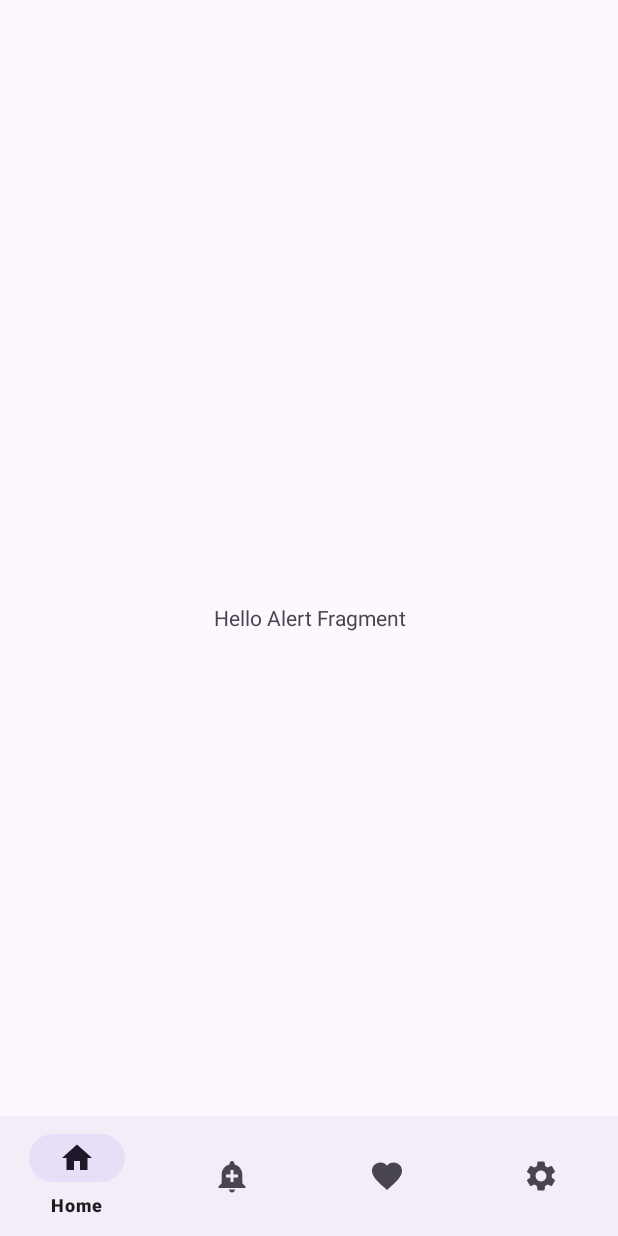
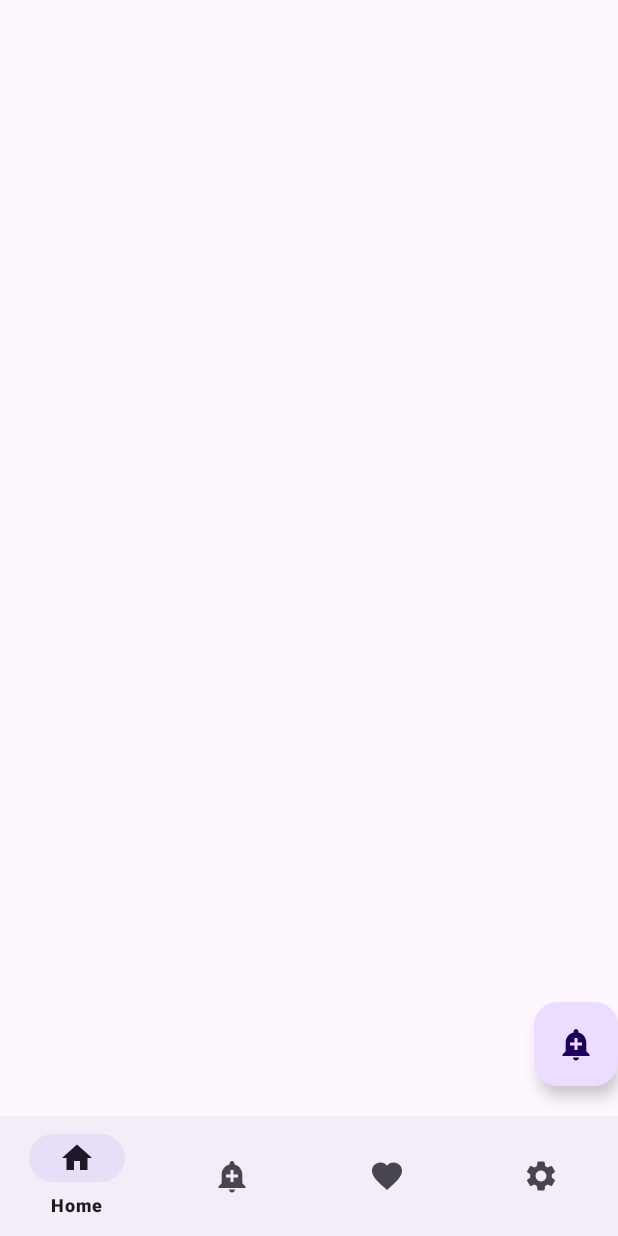
Before and after one commit to mohamedallam01/WeatherWise, an Android app: the AlertFragment screen opened through its navigation route, on a phone screen of 412 x 824 dp. Run offline under Robolectric (Android 15) with nearby library versions, the light colour scheme and no system bars; our stand-ins replace navigation-ui; pictures from the network do not load.

Commit message:
initialize alert notification

```diff
--- a/app/src/main/java/com/example/weatherwise/MainActivity.kt
+++ b/app/src/main/java/com/example/weatherwise/MainActivity.kt
@@ -17,14 +17,10 @@ import androidx.navigation.NavController
 import androidx.navigation.NavOptions
 import androidx.navigation.Navigation
 import androidx.navigation.ui.NavigationUI
-import com.example.weatherwise.alert.AlertFragment
-import com.example.weatherwise.favorite.FavoriteFragment
-import com.example.weatherwise.home.view.HomeFragment
 import com.example.weatherwise.home.viewmodel.HomeViewModel
 import com.example.weatherwise.home.viewmodel.HomeViewModelFactory
 import com.example.weatherwise.model.WeatherRepoImpl
 import com.example.weatherwise.network.WeatherRemoteDataSourceImpl
-import com.example.weatherwise.settings.SettingsFragment
 import com.google.android.material.bottomnavigation.BottomNavigationView
 
 const val REQUEST_LOCATION_CODE = 2005
--- a/app/src/main/java/com/example/weatherwise/alert/AlertFragment.kt
+++ /dev/null
@@ -1,38 +0,0 @@
-package com.example.weatherwise.alert
-
-import android.os.Bundle
-import androidx.fragment.app.Fragment
-import android.view.LayoutInflater
-import android.view.View
-import android.view.ViewGroup
-import com.example.weatherwise.R
-
-// TODO: Rename parameter arguments, choose names that match
-// the fragment initialization parameters, e.g. ARG_ITEM_NUMBER
-private const val ARG_PARAM1 = "param1"
-private const val ARG_PARAM2 = "param2"
-
-class AlertFragment : Fragment() {
-
-
-    override fun onCreate(savedInstanceState: Bundle?) {
-        super.onCreate(savedInstanceState)
-
-
-    }
-
-    override fun onCreateView(
-        inflater: LayoutInflater, container: ViewGroup?,
-        savedInstanceState: Bundle?
-    ): View? {
-        // Inflate the layout for this fragment
-        return inflater.inflate(R.layout.fragment_alert, container, false)
-    }
-
-    override fun onViewCreated(view: View, savedInstanceState: Bundle?) {
-        super.onViewCreated(view, savedInstanceState)
-    }
-
-
-
-}
--- /dev/null
+++ b/app/src/main/java/com/example/weatherwise/alert/view/AlertAdapter.kt
@@ -0,0 +1,4 @@
+package com.example.weatherwise.alert.view
+
+class AlertAdapter {
+}
--- /dev/null
+++ b/app/src/main/java/com/example/weatherwise/alert/view/AlertFragment.kt
@@ -0,0 +1,164 @@
+package com.example.weatherwise.alert.view
+
+import android.app.AlarmManager
+import android.app.DatePickerDialog
+import android.app.NotificationChannel
+import android.app.NotificationManager
+import android.app.PendingIntent
+import android.app.TimePickerDialog
+import android.content.Context
+import android.content.Intent
+import android.os.Build
+import android.os.Bundle
+import android.util.Log
+import android.view.LayoutInflater
+import android.view.View
+import android.view.ViewGroup
+import android.widget.DatePicker
+import android.widget.TimePicker
+import androidx.fragment.app.Fragment
+import com.example.weatherwise.R
+import com.example.weatherwise.alert.CHANNEL_ID
+import com.example.weatherwise.alert.NOTIFICATION_ID
+import com.example.weatherwise.alert.NotificationReceiver
+import com.example.weatherwise.alert.TIME_IN_MILLIS
+import com.google.android.material.floatingactionbutton.FloatingActionButton
+import java.text.SimpleDateFormat
+import java.util.Calendar
+import java.util.Date
+import java.util.Locale
+
+
+class AlertFragment : Fragment(), DatePickerDialog.OnDateSetListener,TimePickerDialog.OnTimeSetListener {
+
+    private lateinit var fabAddAlert : FloatingActionButton
+    private val TAG = "AlertFragment"
+    private  var day : Int = 0
+    private  var month : Int = 0
+    private  var year : Int = 0
+    private  var hour : Int = 0
+    private  var minute : Int = 0
+
+    private  var savedDay : Int = 0
+    private  var savedMonth : Int = 0
+    private  var savedYear : Int = 0
+    private  var savedHour : Int = 0
+    private  var savedMinute : Int = 0
+
+    val calender = Calendar.getInstance()
+
+
+
+
+    override fun onCreate(savedInstanceState: Bundle?) {
+        super.onCreate(savedInstanceState)
+
+        createNotificationChannel()
+    }
+
+    override fun onCreateView(
+        inflater: LayoutInflater, container: ViewGroup?,
+        savedInstanceState: Bundle?
+    ): View? {
+        // Inflate the layout for this fragment
+        return inflater.inflate(R.layout.fragment_alert, container, false)
+    }
+
+    override fun onViewCreated(view: View, savedInstanceState: Bundle?) {
+        super.onViewCreated(view, savedInstanceState)
+
+        fabAddAlert = view.findViewById(R.id.fab_add_alert)
+
+        pickDate()
+
+    }
+
+
+
+
+
+    override fun onDateSet(view: DatePicker?, year: Int, month: Int, dayOfMonth: Int) {
+        savedDay = dayOfMonth
+        savedMonth = month
+        savedYear = year
+
+        hour = calender.get(Calendar.HOUR_OF_DAY)
+        minute = calender.get(Calendar.MINUTE)
+
+        TimePickerDialog(requireContext(), this, hour, minute, false).show()
+    }
+
+    override fun onTimeSet(view: TimePicker?, hourOfDay: Int, minute: Int) {
+        savedHour = hourOfDay
+        savedMinute = minute
+
+        Log.d(TAG, "Date and Time: $savedDay $savedMonth $savedYear $savedHour $savedMinute ")
+
+
+        val timeInMillis = getDateTimeCalender()
+        Log.d(TAG, "timeInMillis: $timeInMillis ")
+
+
+        scheduleNotification(timeInMillis)
+    }
+
+
+
+    private fun getDateTimeCalender(): Long {
+        val calendar = Calendar.getInstance()
+
+        calendar.set(savedYear, savedMonth, savedDay, savedHour, savedMinute)
+
+        val sdf = SimpleDateFormat("yyyy-MM-dd HH:mm:ss", Locale.getDefault())
+        Log.d(TAG, "Chosen Date and Time: ${sdf.format(calendar.time)}")
+
+        return calendar.timeInMillis
+    }
+
+
+    private fun pickDate(){
+        fabAddAlert.setOnClickListener {
+            year = calender.get(Calendar.YEAR)
+            month = calender.get(Calendar.MONTH)
+            day = calender.get(Calendar.DAY_OF_MONTH)
+            DatePickerDialog(requireContext(),this,year,month,day).show()
+        }
+    }
+
+    private fun scheduleNotification(dateTimeInMillis: Long) {
+
+        val intent = Intent(requireActivity().applicationContext, NotificationReceiver::class.java)
+        intent.putExtra(TIME_IN_MILLIS, dateTimeInMillis)
+        val pendingIntent = PendingIntent.getBroadcast(requireContext(),
+            NOTIFICATION_ID, intent,
+            PendingIntent.FLAG_IMMUTABLE)
+
+        val alarmManager = requireActivity().getSystemService(Context.ALARM_SERVICE) as AlarmManager
+        if (Build.VERSION.SDK_INT >= Build.VERSION_CODES.S && alarmManager.canScheduleExactAlarms()) {
+            alarmManager.setExactAndAllowWhileIdle(AlarmManager.RTC_WAKEUP, dateTimeInMillis, pendingIntent)
+        } else if (Build.VERSION_CODES.KITKAT <= Build.VERSION.SDK_INT && Build.VERSION.SDK_INT < Build.VERSION_CODES.S) {
+            alarmManager.setExactAndAllowWhileIdle(AlarmManager.RTC_WAKEUP, dateTimeInMillis, pendingIntent)
+        } else {
+            alarmManager.set(AlarmManager.RTC_WAKEUP, dateTimeInMillis, pendingIntent)
+        }
+    }
+
+
+
+    private fun createNotificationChannel(){
+        if (Build.VERSION.SDK_INT >= Build.VERSION_CODES.O){
+            val name = "Weather Channel"
+            val desc = "Weather Desc"
+            val importance = NotificationManager.IMPORTANCE_DEFAULT
+            val channel = NotificationChannel(CHANNEL_ID,name,importance).apply {
+                description = desc
+            }
+            val notificationManger= requireActivity().getSystemService(Context.NOTIFICATION_SERVICE) as NotificationManager
+            notificationManger.createNotificationChannel(channel)
+
+        }
+
+    }
+
+
+}
--- /dev/null
+++ b/app/src/main/java/com/example/weatherwise/dp/WaetherLocalDataSource.kt
@@ -0,0 +1,4 @@
+package com.example.weatherwise.dp
+
+interface WaetherLocalDataSource {
+}
--- a/app/src/main/java/com/example/weatherwise/home/view/HomeFragment.kt
+++ b/app/src/main/java/com/example/weatherwise/home/view/HomeFragment.kt
@@ -110,7 +110,7 @@ class HomeFragment : Fragment() {
                     }
                     is ApiState.Success ->{
                         progressBar.visibility = View.GONE
-                        Log.d(TAG, "Success Result: ${result.data.hourly} ")
+                        Log.d(TAG, "Success Result: ${result.data.alerts} ")
                         setHomeData(result.data)
                         homeHourlyAdapter.submitList(result.data.hourly)
                         homeDailyAdapter.submitList(result.data.daily)
--- a/app/src/main/java/com/example/weatherwise/model/WeatherResponse.kt
+++ b/app/src/main/java/com/example/weatherwise/model/WeatherResponse.kt
@@ -10,4 +10,5 @@ data class WeatherResponse(
     val minutely: List<MinutelyForecast>,
     val daily: List<DailyForecast>,
     val hourly: List<HourlyForecast>,
+    val alerts : List<Alert>
 )
--- /dev/null
+++ b/app/src/main/res/drawable/baseline_add_box_24.xml
@@ -0,0 +1,5 @@
+<vector android:height="24dp" android:tint="#000000"
+    android:viewportHeight="24" android:viewportWidth="24"
+    android:width="24dp" xmlns:android="http://schemas.android.com/apk/res/android">
+    <path android:fillColor="@android:color/white" android:pathData="M19,3L5,3c-1.11,0 -2,0.9 -2,2v14c0,1.1 0.89,2 2,2h14c1.1,0 2,-0.9 2,-2L21,5c0,-1.1 -0.9,-2 -2,-2zM17,13h-4v4h-2v-4L7,13v-2h4L11,7h2v4h4v2z"/>
+</vector>
--- a/app/src/main/res/layout/fragment_alert.xml
+++ b/app/src/main/res/layout/fragment_alert.xml
@@ -1,15 +1,19 @@
 <?xml version="1.0" encoding="utf-8"?>
-<FrameLayout xmlns:android="http://schemas.android.com/apk/res/android"
+<androidx.constraintlayout.widget.ConstraintLayout xmlns:android="http://schemas.android.com/apk/res/android"
     xmlns:tools="http://schemas.android.com/tools"
     android:layout_width="match_parent"
     android:layout_height="match_parent"
-    tools:context=".alert.AlertFragment">
+    xmlns:app="http://schemas.android.com/apk/res-auto"
+    tools:context=".alert.view.AlertFragment">
 
-    <!-- TODO: Update blank fragment layout -->
-    <TextView
-        android:layout_width="match_parent"
-        android:layout_height="match_parent"
-        android:text="@string/hello_alert_fragment"
-        android:gravity="center"/>
+   <com.google.android.material.floatingactionbutton.FloatingActionButton
+       android:id="@+id/fab_add_alert"
+       android:layout_width="wrap_content"
+       android:layout_height="wrap_content"
+       app:layout_constraintBottom_toBottomOf="parent"
+       app:layout_constraintEnd_toEndOf="parent"
+       android:layout_marginBottom="100dp"
+       android:src="@drawable/baseline_add_alert_24"
+       android:contentDescription="@string/add_alert" />
 
-</FrameLayout>
+</androidx.constraintlayout.widget.ConstraintLayout>
--- a/app/src/main/res/navigation/alert_graph.xml
+++ b/app/src/main/res/navigation/alert_graph.xml
@@ -7,7 +7,7 @@
 
     <fragment
         android:id="@+id/alertFragment"
-        android:name="com.example.weatherwise.alert.AlertFragment"
+        android:name="com.example.weatherwise.alert.view.AlertFragment"
         android:label="fragment_alert"
         tools:layout="@layout/fragment_alert" />
 </navigation>
--- a/app/src/main/res/values/strings.xml
+++ b/app/src/main/res/values/strings.xml
@@ -12,4 +12,5 @@
     <string name="hello_alert_fragment">Hello Alert Fragment</string>
     <string name="hello_favorite_fragment">Hello favorite Fragment</string>
     <string name="weather_icon">Weather Icon</string>
+    <string name="add_alert">Add Alert</string>
 </resources>
```
Also changed, not shown: app/build.gradle.kts (+8 -0 lines), app/src/main/AndroidManifest.xml (+8 -0 lines), app/src/main/java/com/example/weatherwise/alert/NotificationReceiver.kt (added, +38 -0 lines), app/src/main/java/com/example/weatherwise/alert/viewmodel/AlertViewModel.kt (added, +52 -0 lines), app/src/main/java/com/example/weatherwise/alert/viewmodel/AlertViewModelFactory.kt (added, +20 -0 lines), app/src/main/java/com/example/weatherwise/dp/WeatherDao.kt (added, +22 -0 lines), app/src/main/java/com/example/weatherwise/dp/WeatherDatabase.kt (added, +31 -0 lines), app/src/main/java/com/example/weatherwise/dp/WeatherLocalDataSourceImpl.kt (added, +12 -0 lines), app/src/main/java/com/example/weatherwise/model/Alert.kt (added, +17 -0 lines).
